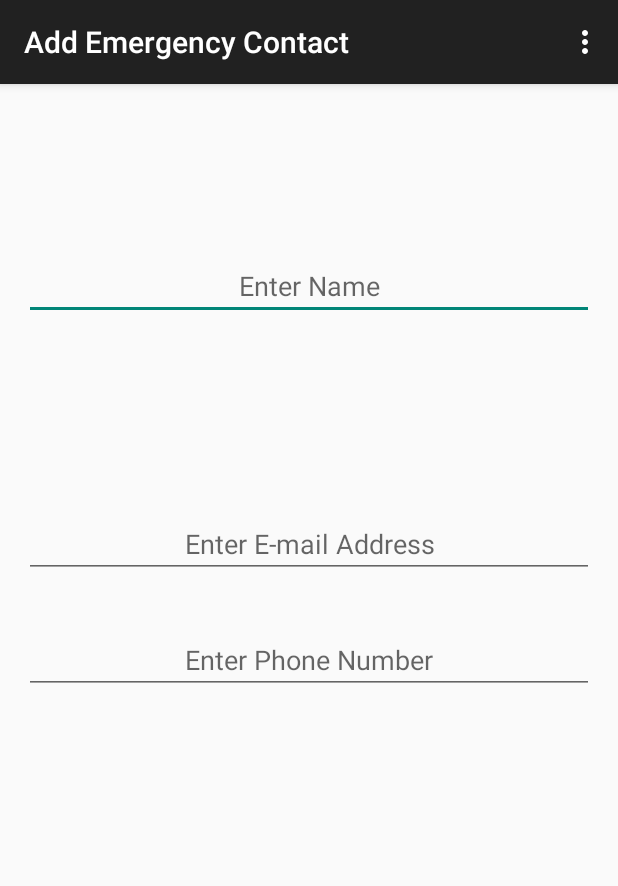
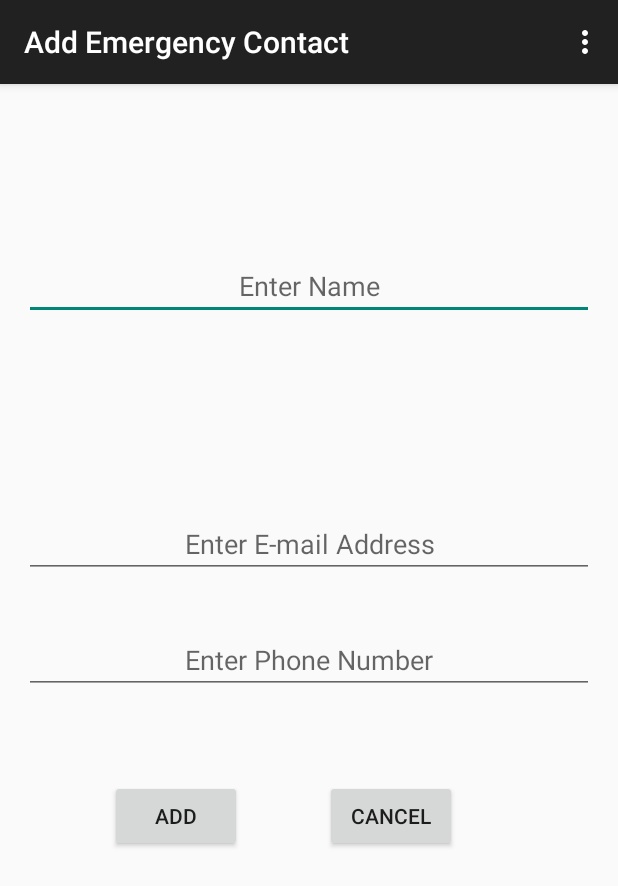
Before and after one commit to ashwintk/DriveToWin, an Android app: the add_emergency_contacts screen opened directly, with no data from a screen before it, on a phone screen of 412 x 824 dp. Shown: the top 886 px of the screen. Run offline under Robolectric (Android 15) with nearby library versions, the phone set to English and light mode, and no system bars.

```diff
--- a/DriveToWin/app/src/main/java/DatabaseAccessor/APIForSQLiteDB.java
+++ b/DriveToWin/app/src/main/java/DatabaseAccessor/APIForSQLiteDB.java
@@ -84,9 +84,9 @@ public class APIForSQLiteDB extends SQLiteOpenHelper{
         resultSet.moveToFirst();
         while(resultSet.moveToNext()){
             EmergencyContacts obj = new EmergencyContacts();
-            obj.Set_NAME(resultSet.getString(1));
-            obj.Set_E_MAIL(resultSet.getString(2));
-            obj.Set_PHONE_NUMBER(resultSet.getString(3));
+            obj.Set_NAME(resultSet.getString(0));
+            obj.Set_E_MAIL(resultSet.getString(1));
+            obj.Set_PHONE_NUMBER(resultSet.getString(2));
             em_list.add(obj);
         }
         return em_list;
--- a/DriveToWin/app/src/main/res/layout/activity_add_emergency_contacts.xml
+++ b/DriveToWin/app/src/main/res/layout/activity_add_emergency_contacts.xml
@@ -48,4 +48,29 @@
         android:layout_alignParentStart="true"
         android:layout_alignParentRight="true"
         android:layout_alignParentEnd="true" />
+
+    <Button
+        android:layout_width="wrap_content"
+        android:layout_height="wrap_content"
+        android:text="@string/add_btn"
+        android:id="@+id/add_btn"
+        android:layout_marginTop="57dp"
+        android:layout_marginLeft="57dp"
+        android:layout_marginStart="57dp"
+        android:layout_below="@+id/add_emergency_contact_phone"
+        android:layout_alignParentLeft="true"
+        android:layout_alignParentStart="true"
+        android:onClick="EmergencyContactAddBtnPressed"/>
+
+    <Button
+        android:layout_width="wrap_content"
+        android:layout_height="wrap_content"
+        android:text="@string/cancel_btn_text"
+        android:id="@+id/cancel_btn"
+        android:layout_alignTop="@+id/add_btn"
+        android:layout_toRightOf="@+id/add_btn"
+        android:layout_toEndOf="@+id/add_btn"
+        android:layout_marginLeft="55dp"
+        android:layout_marginStart="55dp"
+        android:onClick="EmergencyContactCancelBtnPressed"/>
 </RelativeLayout>
--- a/DriveToWin/app/src/main/res/values/strings.xml
+++ b/DriveToWin/app/src/main/res/values/strings.xml
@@ -46,4 +46,5 @@
 	</string-array>
     <string name="plus_sign">+</string>
     <string name="enter_name">Enter Name</string>
+    <string name="add_btn">Add</string>
 </resources>
```
Also changed, not shown: DriveToWin/app/src/main/java/DatabaseAccessor/StoreEmergencyContactToServer.java (+42 -1 lines), DriveToWin/app/src/main/java/LibraryFunctions/EmergencyContactListGuestureRecog.java (added, +19 -0 lines), DriveToWin/app/src/main/java/com/example/ashwinkumar/drivetowin/List_emergency_Contacts.java (+10 -5 lines), DriveToWin/app/src/main/java/com/example/ashwinkumar/drivetowin/add_emergency_contacts.java (+78 -0 lines).
